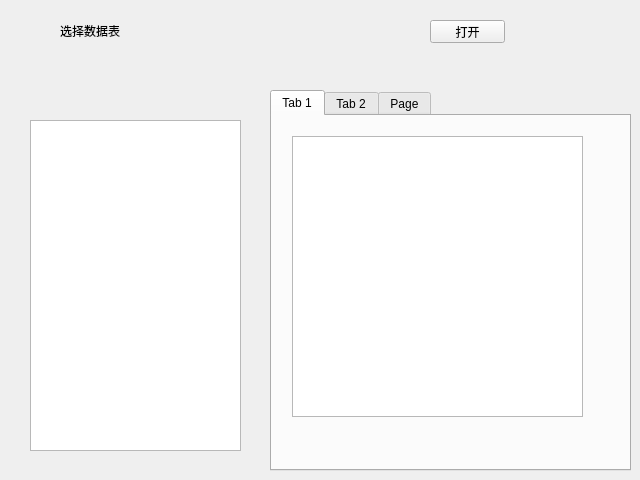
Before: the Qt Designer form untitled.ui in cchorseless/form_checker, drawn with Qt 5.
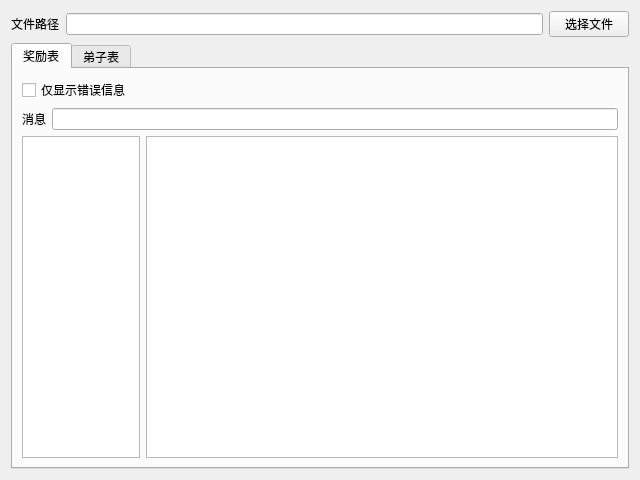
After: the same form once the commit is applied.

```diff
--- a/untitled.ui
+++ b/untitled.ui
@@ -13,115 +13,124 @@
   <property name="windowTitle">
    <string>Form</string>
   </property>
-  <widget class="QTabWidget" name="tabWidget">
-   <property name="geometry">
-    <rect>
-     <x>270</x>
-     <y>90</y>
-     <width>361</width>
-     <height>381</height>
-    </rect>
-   </property>
-   <property name="mouseTracking">
-    <bool>false</bool>
-   </property>
-   <property name="tabPosition">
-    <enum>QTabWidget::North</enum>
-   </property>
-   <property name="tabShape">
-    <enum>QTabWidget::Rounded</enum>
-   </property>
-   <property name="currentIndex">
-    <number>0</number>
-   </property>
-   <property name="iconSize">
-    <size>
-     <width>32</width>
-     <height>32</height>
-    </size>
-   </property>
-   <widget class="QWidget" name="tab">
-    <attribute name="title">
-     <string>Tab 1</string>
-    </attribute>
-    <widget class="QListView" name="listView">
-     <property name="geometry">
-      <rect>
-       <x>20</x>
-       <y>20</y>
-       <width>291</width>
-       <height>281</height>
-      </rect>
-     </property>
-    </widget>
-   </widget>
-   <widget class="QWidget" name="tab_2">
-    <attribute name="title">
-     <string>Tab 2</string>
-    </attribute>
-    <widget class="QListView" name="listView_3">
-     <property name="geometry">
-      <rect>
-       <x>30</x>
-       <y>30</y>
-       <width>291</width>
-       <height>281</height>
-      </rect>
-     </property>
-    </widget>
-   </widget>
-   <widget class="QWidget" name="tab_3">
-    <attribute name="title">
-     <string>Page</string>
-    </attribute>
-    <widget class="QListView" name="listView_4">
-     <property name="geometry">
-      <rect>
-       <x>30</x>
-       <y>40</y>
-       <width>291</width>
-       <height>281</height>
-      </rect>
-     </property>
-    </widget>
-   </widget>
-  </widget>
-  <widget class="QListView" name="listView_2">
-   <property name="geometry">
-    <rect>
-     <x>30</x>
-     <y>120</y>
-     <width>211</width>
-     <height>331</height>
-    </rect>
-   </property>
-  </widget>
-  <widget class="QLabel" name="label">
-   <property name="geometry">
-    <rect>
-     <x>60</x>
-     <y>20</y>
-     <width>101</width>
-     <height>21</height>
-    </rect>
-   </property>
-   <property name="text">
-    <string>选择数据表</string>
-   </property>
-  </widget>
-  <widget class="QPushButton" name="pushButton">
-   <property name="geometry">
-    <rect>
-     <x>430</x>
-     <y>20</y>
-     <width>75</width>
-     <height>23</height>
-    </rect>
-   </property>
-   <property name="text">
-    <string>打开</string>
-   </property>
-  </widget>
+  <layout class="QGridLayout" name="gridLayout">
+   <item row="0" column="0">
+    <layout class="QVBoxLayout" name="verticalLayout">
+     <item>
+      <layout class="QHBoxLayout" name="horizontalLayout">
+       <item>
+        <widget class="QLabel" name="label">
+         <property name="text">
+          <string>文件路径</string>
+         </property>
+        </widget>
+       </item>
+       <item>
+        <widget class="QLineEdit" name="lineEdit"/>
+       </item>
+       <item>
+        <widget class="QPushButton" name="pushButton">
+         <property name="text">
+          <string>选择文件</string>
+         </property>
+        </widget>
+       </item>
+      </layout>
+     </item>
+     <item>
+      <widget class="QTabWidget" name="tabWidget">
+       <property name="currentIndex">
+        <number>0</number>
+       </property>
+       <widget class="QWidget" name="tab">
+        <attribute name="title">
+         <string>奖励表</string>
+        </attribute>
+        <layout class="QGridLayout" name="gridLayout_2">
+         <item row="0" column="0">
+          <layout class="QVBoxLayout" name="verticalLayout_2">
+           <item>
+            <widget class="QCheckBox" name="checkBox">
+             <property name="text">
+              <string>仅显示错误信息</string>
+             </property>
+            </widget>
+           </item>
+           <item>
+            <layout class="QHBoxLayout" name="horizontalLayout_2">
+             <item>
+              <widget class="QLabel" name="label_2">
+               <property name="text">
+                <string>消息</string>
+               </property>
+              </widget>
+             </item>
+             <item>
+              <widget class="QLineEdit" name="lineEdit_2"/>
+             </item>
+            </layout>
+           </item>
+           <item>
+            <layout class="QHBoxLayout" name="horizontalLayout_3" stretch="2,8">
+             <item>
+              <widget class="QListWidget" name="listWidget"/>
+             </item>
+             <item>
+              <widget class="QTableWidget" name="tableWidget"/>
+             </item>
+            </layout>
+           </item>
+          </layout>
+         </item>
+        </layout>
+       </widget>
+       <widget class="QWidget" name="tab_2">
+        <attribute name="title">
+         <string>弟子表</string>
+        </attribute>
+        <layout class="QGridLayout" name="gridLayout_3">
+         <item row="0" column="0">
+          <layout class="QVBoxLayout" name="verticalLayout_3">
+           <item>
+            <widget class="QCheckBox" name="checkBox_2">
+             <property name="text">
+              <string>仅显示错误信息</string>
+             </property>
+            </widget>
+           </item>
+           <item>
+            <layout class="QHBoxLayout" name="horizontalLayout_4">
+             <item>
+              <widget class="QLabel" name="label_3">
+               <property name="text">
+                <string>消息</string>
+               </property>
+              </widget>
+             </item>
+             <item>
+              <widget class="QLineEdit" name="lineEdit_3"/>
+             </item>
+            </layout>
+           </item>
+           <item>
+            <layout class="QHBoxLayout" name="horizontalLayout_5" stretch="2,8">
+             <item>
+              <widget class="QListWidget" name="listWidget_2"/>
+             </item>
+             <item>
+              <widget class="QTableWidget" name="tableWidget_2"/>
+             </item>
+            </layout>
+           </item>
+          </layout>
+         </item>
+        </layout>
+       </widget>
+      </widget>
+     </item>
+    </layout>
+   </item>
+  </layout>
  </widget>
  <resources/>
  <connections>
```
Left out of the diff: 21 changed lines with no effect on the pictures.
